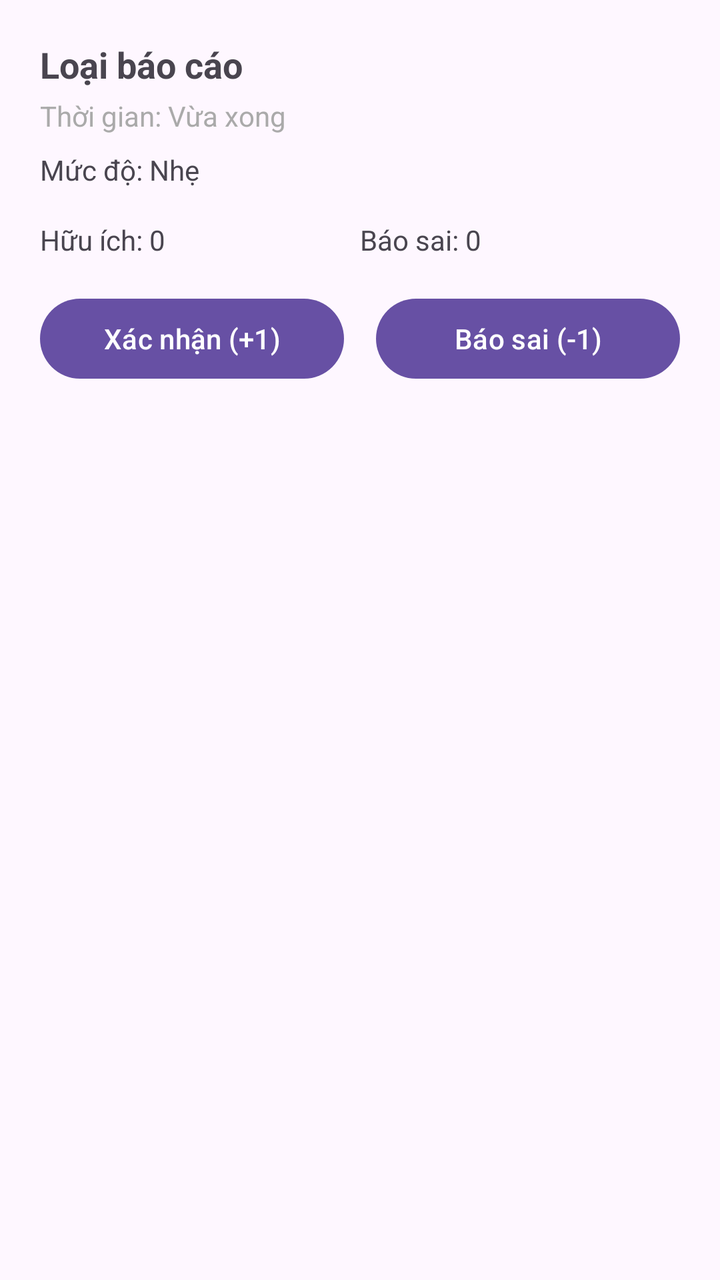
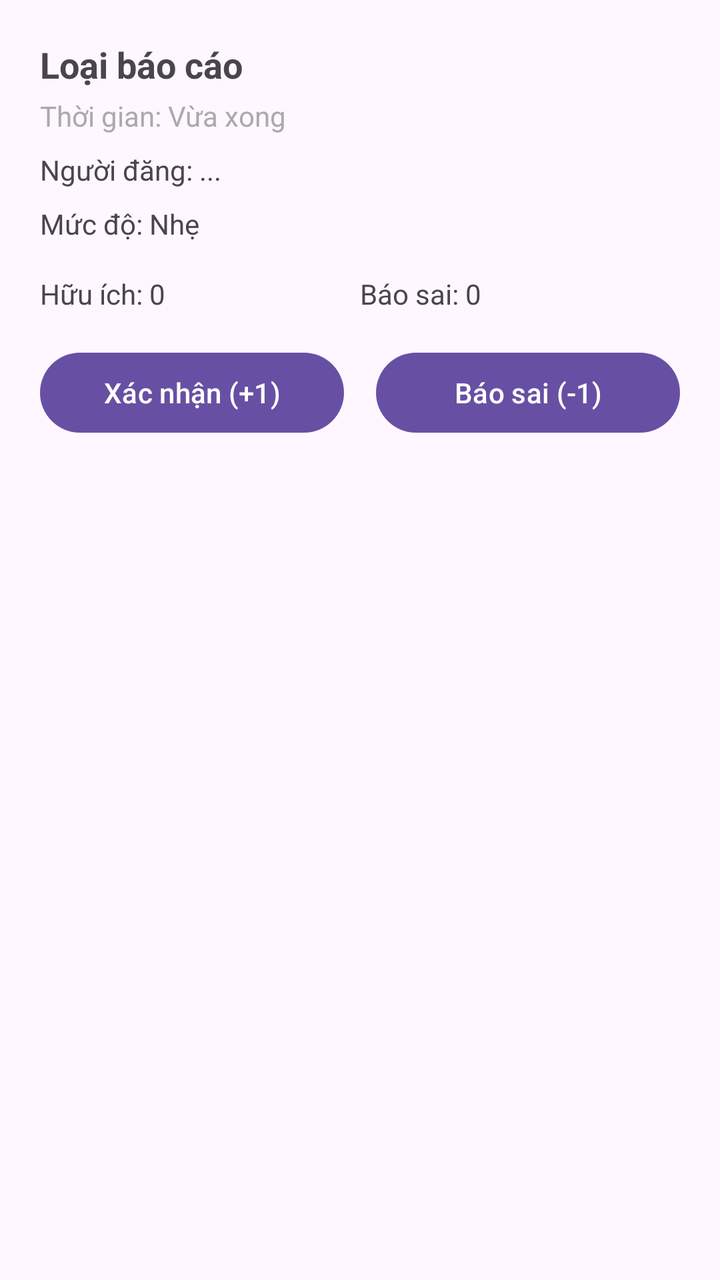

An Android layout rendered at two revisions. The XML below is the earlier revision; the diff shows what the commit changed to produce the second picture.
<!-- AndroidManifest.xml: application theme Theme.WWarning -->
<!-- res/layout/sheet_report_detail.xml -->
<?xml version="1.0" encoding="utf-8"?>
<LinearLayout xmlns:android="http://schemas.android.com/apk/res/android"
    android:layout_width="match_parent"
    android:layout_height="wrap_content"
    android:orientation="vertical"
    android:padding="20dp">

    <TextView
        android:id="@+id/tvReportCategory"
        android:layout_width="match_parent"
        android:layout_height="wrap_content"
        android:text="Loại báo cáo"
        android:textSize="18sp"
        android:textStyle="bold" />

    <TextView
        android:id="@+id/tvReportTime"
        android:layout_width="match_parent"
        android:layout_height="wrap_content"
        android:layout_marginTop="4dp"
        android:text="Thời gian: Vừa xong"
        android:textColor="@android:color/darker_gray"
        android:textSize="14sp" />

    <TextView
        android:id="@+id/tvReportSeverity"
        android:layout_width="wrap_content"
        android:layout_height="wrap_content"
        android:layout_marginTop="8dp"
        android:text="Mức độ: Nhẹ"
        android:textSize="14sp" />

    <LinearLayout
        android:layout_width="match_parent"
        android:layout_height="wrap_content"
        android:layout_marginTop="16dp"
        android:gravity="center_vertical"
        android:orientation="horizontal">

        <TextView
            android:id="@+id/tvUpvoteCount"
            android:layout_width="0dp"
            android:layout_height="wrap_content"
            android:layout_weight="1"
            android:text="Hữu ích: 0"
            android:textSize="14sp" />

        <TextView
            android:id="@+id/tvDownvoteCount"
            android:layout_width="0dp"
            android:layout_height="wrap_content"
            android:layout_weight="1"
            android:text="Báo sai: 0"
            android:textSize="14sp" />
    </LinearLayout>

    <LinearLayout
        android:layout_width="match_parent"
        android:layout_height="wrap_content"
        android:layout_marginTop="16dp"
        android:orientation="horizontal">

        <Button
            android:id="@+id/btnUpvote"
            android:layout_width="0dp"
            android:layout_height="wrap_content"
            android:layout_marginEnd="8dp"
            android:layout_weight="1"
            android:text="Xác nhận (+1)" />

        <Button
            android:id="@+id/btnDownvote"
            android:layout_width="0dp"
            android:layout_height="wrap_content"
            android:layout_marginStart="8dp"
            android:layout_weight="1"
            android:text="Báo sai (-1)" />
    </LinearLayout>

</LinearLayout>
<!-- resources referenced by this layout -->
<resources>
  <style name="Theme.WWarning" parent="Base.Theme.WWarning" />
  <style name="Base.Theme.WWarning" parent="Theme.Material3.DayNight.NoActionBar">
          
          
      </style>
</resources>

<!-- the commit's change to res/layout/sheet_report_detail.xml (unified diff, before → after) -->
@@ -20,6 +20,14 @@
         android:layout_marginTop="4dp"
         android:text="Thời gian: Vừa xong"
         android:textColor="@android:color/darker_gray"
+        android:textSize="14sp" />
+
+    <TextView
+        android:id="@+id/tvReportAuthor"
+        android:layout_width="match_parent"
+        android:layout_height="wrap_content"
+        android:layout_marginTop="8dp"
+        android:text="Người đăng: ..."
         android:textSize="14sp" />
 
     <TextView
